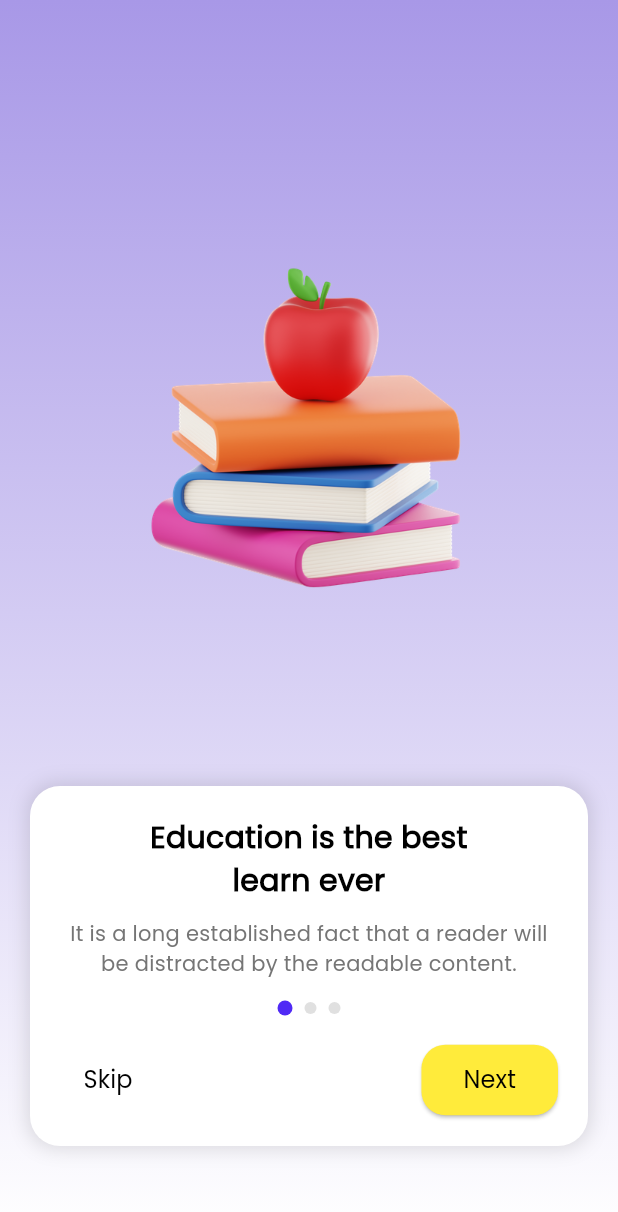
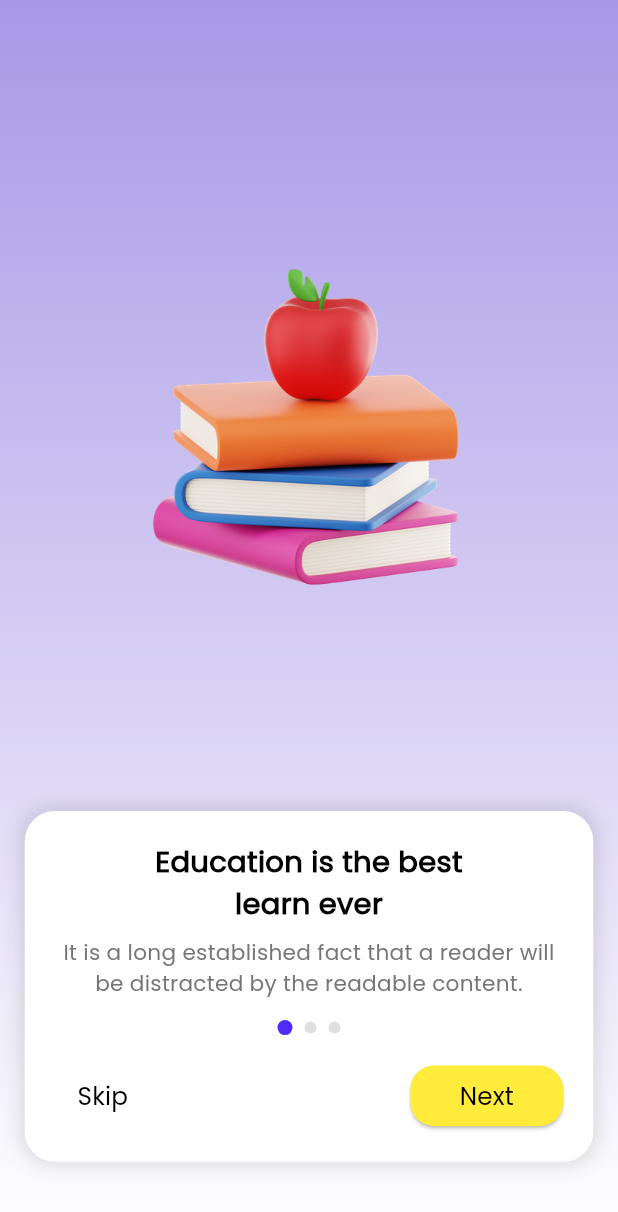
Before and after one commit to VSI0N/ACADEMe, a Flutter app: the screen it shows after launch, on a phone screen of 412 x 824 dp. Shown: the top 1212 px of the screen. Run offline on Flutter 3.47's test engine with Material 3 defaults, Android fonts, the phone set to English and light mode, and no system bars; our stand-ins replace audioplayers, auto_size_text, cached_network_image, chewie, cloud_firestore, file_picker and 15 more; missing offline and left inert: record; accounts and stored records are empty; network calls fail.

Commit message:
made onboarding page dynamic and fixed some other UI fixes

```diff
--- a/ACADEMe-frontend/lib/started/pages/onboarding.dart
+++ b/ACADEMe-frontend/lib/started/pages/onboarding.dart
@@ -1,7 +1,6 @@
 import 'package:ACADEMe/academe_theme.dart';
 import 'package:flutter/material.dart';
 import 'package:google_fonts/google_fonts.dart';
-import '../../home/pages/bottomNav.dart';
 import 'package:ACADEMe/started/pages/signup_view.dart';
 
 class OnboardingFlow extends StatefulWidget {
@@ -79,6 +78,8 @@ class _OnboardingFlowState extends State<OnboardingFlow> {
 
   @override
   Widget build(BuildContext context) {
+    final width = MediaQuery.of(context).size.width;
+    final height = MediaQuery.of(context).size.height;
     return Scaffold(
       body: AnimatedContainer(
         duration: Duration(milliseconds: 500),
@@ -104,7 +105,7 @@ class _OnboardingFlowState extends State<OnboardingFlow> {
                     Center(
                       child: Image.asset(
                         onboardingData[index]['imagePath']!,
-                        height: 250, // Adjusted height for better positioning
+                        height: height * 0.3, // Adjusted height for better positioning
                       ),
                     ),
                     const Spacer(flex: 5),
@@ -113,12 +114,14 @@ class _OnboardingFlowState extends State<OnboardingFlow> {
               },
             ),
             Positioned(
-              bottom: 60,
-              left: 20,
-              right: 20,
+              bottom: height * 0.06,
+              left: height * 0.02,
+              right: height * 0.02,
               child: Container(
                 padding: const EdgeInsets.all(20),
-                height: 240,
+                constraints: BoxConstraints(
+                  minHeight: height * 0.22, // Give enough space even on small phones
+                ),
                 decoration: BoxDecoration(
                   color: Colors.white,
                   borderRadius: BorderRadius.circular(20),
@@ -130,40 +133,37 @@ class _OnboardingFlowState extends State<OnboardingFlow> {
                     ),
                   ],
                 ),
+                child: SingleChildScrollView(
+                  physics: BouncingScrollPhysics(),
                   child: Column(
-                  children: [
-                    Expanded(
-                      child: Column(
+                    mainAxisSize: MainAxisSize.min, // Important: makes Column wrap its content
                     children: [
                       Text(
                         onboardingData[_currentPage]['title']!,
                         textAlign: TextAlign.center,
                         style: GoogleFonts.poppins(
-                              fontSize: 20,
+                          fontSize: width * 0.047,
                           fontWeight: FontWeight.bold,
                         ),
                       ),
-                          const SizedBox(height: 10),
+                      SizedBox(height: height * 0.01),
                       Text(
                         onboardingData[_currentPage]['description']!,
                         textAlign: TextAlign.center,
                         style: GoogleFonts.poppins(
-                              fontSize: 14,
+                          fontSize: width * 0.035,
                           color: Colors.grey[600],
                         ),
                       ),
-                          const SizedBox(height: 15),
+                      SizedBox(height: height * 0.016),
                       Row(
                         mainAxisAlignment: MainAxisAlignment.center,
                         children: List.generate(
                           onboardingData.length,
-                                  (index) =>
-                                  buildDot(isActive: index == _currentPage),
+                              (index) => buildDot(isActive: index == _currentPage),
                         ),
                       ),
-                        ],
-                      ),
-                    ),
+                      SizedBox(height: height * 0.02),
                       Align(
                         alignment: Alignment.bottomCenter,
                         child: _currentPage == onboardingData.length - 1
@@ -171,8 +171,8 @@ class _OnboardingFlowState extends State<OnboardingFlow> {
                           onPressed: _goToNextPage,
                           style: ElevatedButton.styleFrom(
                             backgroundColor: Colors.yellow,
-                          padding: const EdgeInsets.symmetric(
-                              vertical: 12, horizontal: 100),
+                            padding: EdgeInsets.symmetric(
+                                vertical: height * 0.013, horizontal: width * 0.2),
                             shape: RoundedRectangleBorder(
                               borderRadius: BorderRadius.circular(20),
                             ),
@@ -180,7 +180,7 @@ class _OnboardingFlowState extends State<OnboardingFlow> {
                           child: Text(
                             "Get Started",
                             style: GoogleFonts.poppins(
-                            fontSize: 16,
+                              fontSize: width * 0.039,
                               fontWeight: FontWeight.w500,
                               color: Colors.black,
                             ),
@@ -190,11 +190,11 @@ class _OnboardingFlowState extends State<OnboardingFlow> {
                           mainAxisAlignment: MainAxisAlignment.spaceBetween,
                           children: [
                             TextButton(
-                            onPressed: () => _skipToLastPage(),
+                              onPressed: _skipToLastPage,
                               child: Text(
                                 "Skip",
                                 style: GoogleFonts.poppins(
-                                fontSize: 16,
+                                  fontSize: width * 0.04,
                                   fontWeight: FontWeight.normal,
                                   color: Colors.black,
                                 ),
@@ -204,8 +204,8 @@ class _OnboardingFlowState extends State<OnboardingFlow> {
                               onPressed: _goToNextPage,
                               style: ElevatedButton.styleFrom(
                                 backgroundColor: Colors.yellow,
-                              padding: const EdgeInsets.symmetric(
-                                  vertical: 12, horizontal: 28),
+                                padding: EdgeInsets.symmetric(
+                                    vertical: height * 0.01, horizontal: width * 0.08),
                                 shape: RoundedRectangleBorder(
                                   borderRadius: BorderRadius.circular(16),
                                 ),
@@ -213,7 +213,7 @@ class _OnboardingFlowState extends State<OnboardingFlow> {
                               child: Text(
                                 "Next",
                                 style: GoogleFonts.poppins(
-                                fontSize: 16,
+                                  fontSize: width * 0.04,
                                   fontWeight: FontWeight.normal,
                                   color: Colors.black,
                                 ),
@@ -223,6 +223,7 @@ class _OnboardingFlowState extends State<OnboardingFlow> {
                         ),
                       ),
                     ],
+                  ),
                 ),
               ),
             ),
```
Also changed, not shown: ACADEMe-frontend/lib/home/courses/overview/overview.dart (+16 -16 lines), ACADEMe-frontend/lib/home/pages/home_view.dart (+26 -13 lines), ACADEMe-frontend/lib/home/pages/my_progress.dart (+10 -5 lines), ACADEMe-frontend/lib/home/pages/profile.dart (+29 -6 lines). Lines whose indentation alone changed are shown as unchanged.
